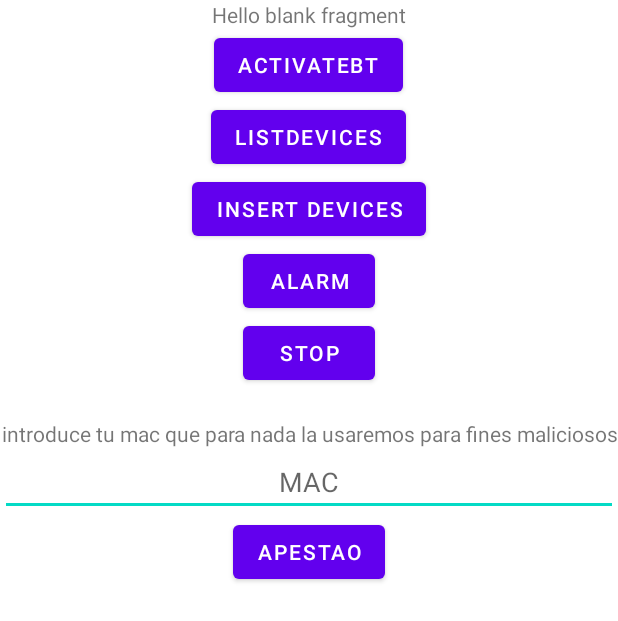
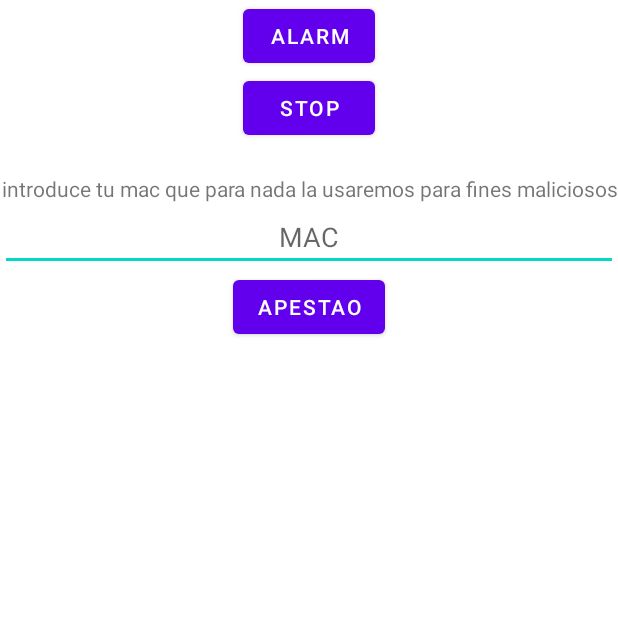
Before and after one commit to Blaios/JamelgosCentrales, an Android app: the screen it shows after launch (MainActivity), on a phone screen of 412 x 824 dp. Shown: the top 621 px of the screen. Run offline under Robolectric (Android 15) with nearby library versions, the phone set to English and light mode, and no system bars; libraries missing offline, so code that uses them is left out: com.polidea.rxandroidble2.

```diff
--- a/app/src/main/java/dummy/tracker/MainActivity.java
+++ b/app/src/main/java/dummy/tracker/MainActivity.java
@@ -41,30 +41,7 @@ public class MainActivity extends AppCompatActivity {
 
         backgroundService = new Intent(this, SyncList.class);
 
-        Button activateBT = findViewById(R.id.activateBT);
-        activateBT.setOnClickListener(v -> {
-            Intent i = new Intent(v.getContext(), BTInit.class);
-            startActivity(i);
-        });
-
-        Button scanBLE = findViewById(R.id.scan);
-        scanBLE.setOnClickListener(v -> {
-            BLEScanner bleScanner = BLEScanner.getInstance();
-            bleScanner.setContext(this);
-            bleScanner.scan();
-        });
-
-        Button insertDevices = findViewById(R.id.insert);
-        insertDevices.setOnClickListener(v -> {
-            BLEScanner bleScanner = BLEScanner.getInstance();
-            ArrayList<RxBleDevice> devices = bleScanner.getDevices();
-            LocalDB localDB = new LocalDB(this, "contacts", null, 1);
-            SQLiteDatabase db = localDB.getWritableDatabase();
-            for(RxBleDevice d:devices) {
-                Date newDate = Calendar.getInstance().getTime();
-                localDB.insert(db, d.getMacAddress(), new SimpleDateFormat("yyyy/MM/dd").format(newDate));
-            }
-        });
+        activateBT();
 
         Button alarm = findViewById(R.id.alarm);
         alarm.setOnClickListener(v -> {
@@ -83,4 +60,9 @@ public class MainActivity extends AppCompatActivity {
             apiMethods.postInfected(mac.getText().toString());
         });
     }
+
+    public void activateBT() {
+        Intent i = new Intent(this, BTInit.class);
+        startActivity(i);
+    }
 }
--- a/app/src/main/res/layout/fragment_main_page.xml
+++ b/app/src/main/res/layout/fragment_main_page.xml
@@ -11,29 +11,6 @@
         android:layout_height="match_parent"
         android:gravity="center|top"
         android:orientation="vertical">
-
-        <TextView
-            android:layout_width="wrap_content"
-            android:layout_height="wrap_content"
-            android:text="@string/hello_blank_fragment" />
-
-        <Button
-            android:id="@+id/activateBT"
-            android:layout_width="wrap_content"
-            android:layout_height="wrap_content"
-            android:text="activateBT" />
-
-        <Button
-            android:id="@+id/scan"
-            android:layout_width="wrap_content"
-            android:layout_height="wrap_content"
-            android:text="listDevices" />
-
-        <Button
-            android:id="@+id/insert"
-            android:layout_width="wrap_content"
-            android:layout_height="wrap_content"
-            android:text="insert devices" />
 
         <Button
             android:id="@+id/alarm"
```
Also changed, not shown: app/src/main/java/dummy/tracker/Encrypt.java (added, +27 -0 lines), app/src/main/java/dummy/tracker/SyncList.java (+48 -2 lines), app/src/main/java/dummy/tracker/api/APIMethods.java (+9 -23 lines), app/src/main/java/dummy/tracker/bd/LocalDB.java (+7 -3 lines).
